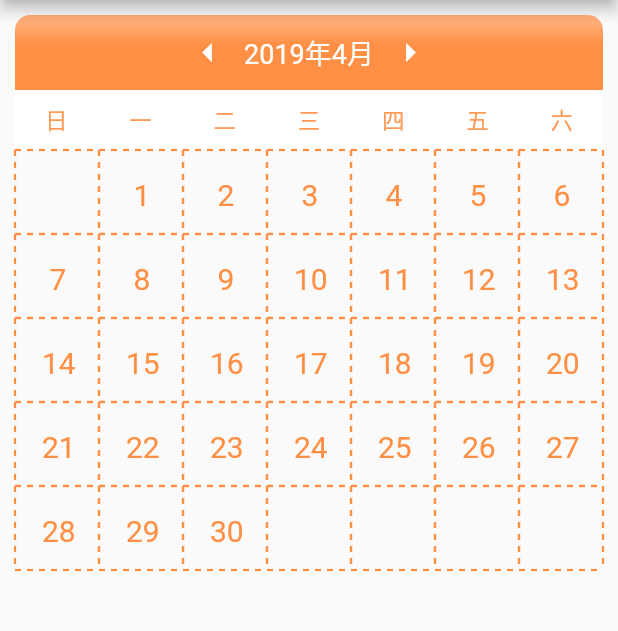
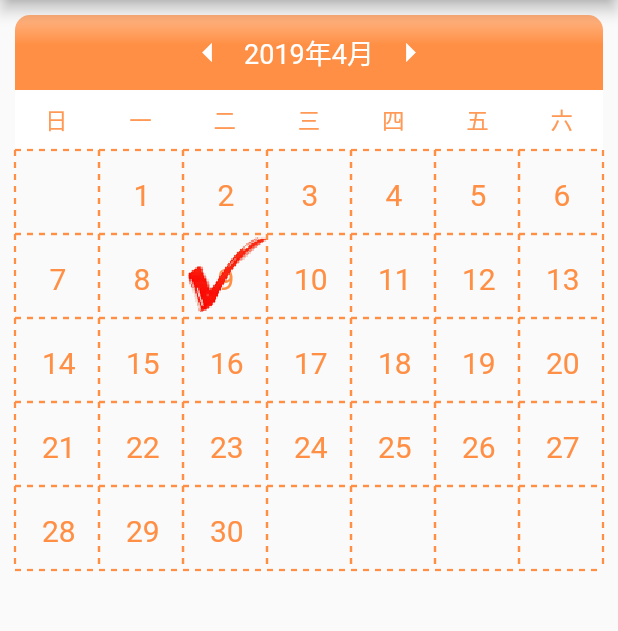
Before and after one commit to a4562556/CalenderView, a Flutter app: the screen it shows after launch, after a tap on the "arrow left" icon, after a tap on the "arrow right" icon, on a phone screen of 412 x 824 dp, the part 84-715 px from its top. Run offline on Flutter 3.47's test engine with Material 2 defaults, Android fonts, the phone set to English and light mode, and no system bars.

Commit message:
2019.4.8

```diff
--- a/lib/main.dart
+++ b/lib/main.dart
@@ -10,13 +10,9 @@ import 'models/SignedDay.dart';
 void main() => runApp(navigator(window.defaultRouteName));
 
 Widget navigator(String stringData) {
-   bool dataCheck(String data){
-      return RegExp("^\{\"data\":\[.*\]\}").hasMatch(data);
-   }
-    //  stringData = "{\"data\":[{\"year\":2019,\"month\":3,\"day\":1}]}";
-     if(!dataCheck(stringData)){
-       stringData = "{\"data\":[]}";
-     }
+
+      stringData = "{\"data\":[{\"year\":2019,\"month\":4,\"day\":9}]}";
+
       return MaterialApp(
         theme: ThemeData(
           primarySwatch: Colors.blue,
```
